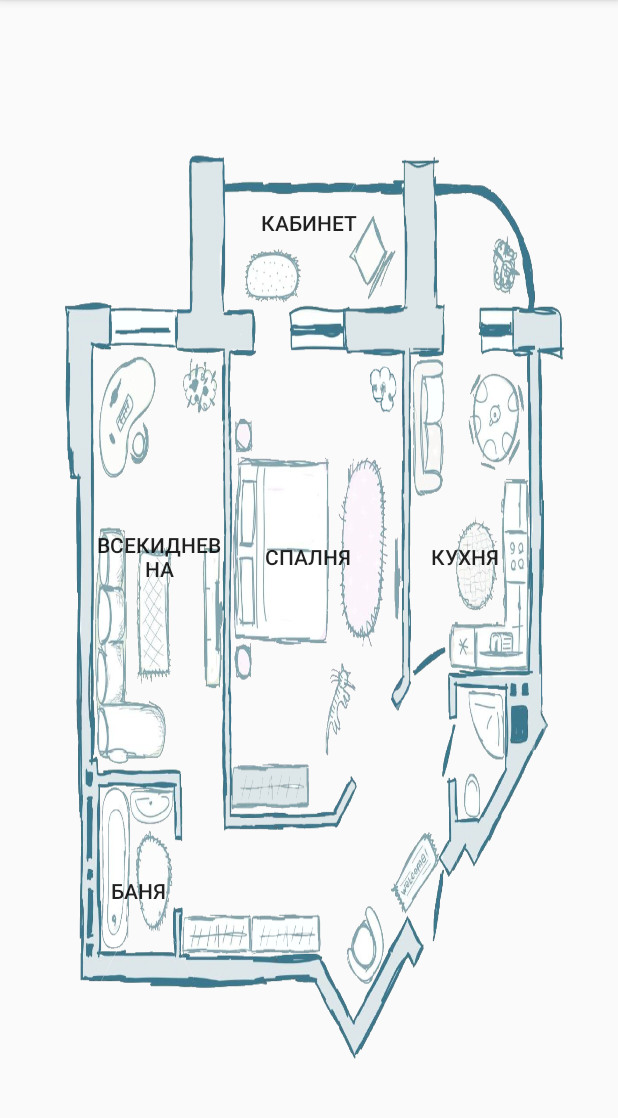
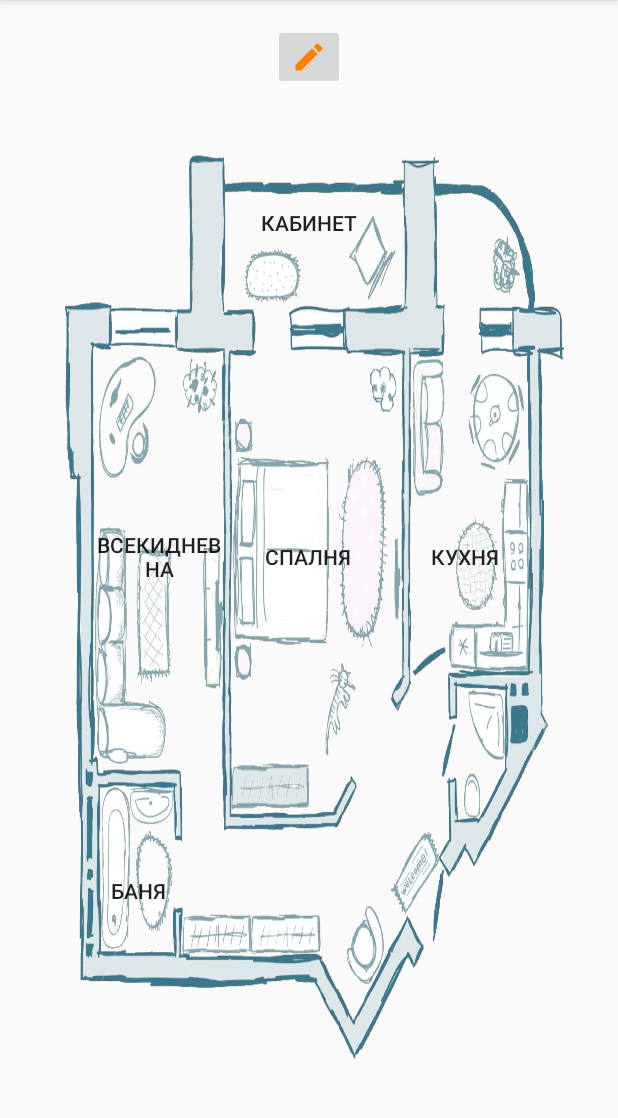
Before and after one commit to JennnyPash/Test, an Android app: the HomeActivity screen opened directly, with no data from a screen before it, on a phone screen of 412 x 824 dp, the part 84-1202 px from its top. Run offline under Robolectric (Android 15) with nearby library versions, the phone set to English and light mode, and no system bars; our stand-ins replace data binding; 1 statement that could not run was skipped.

Commit message:
click edit button for editing project name

```diff
--- a/MyHome/app/src/main/res/layout/activity_home.xml
+++ b/MyHome/app/src/main/res/layout/activity_home.xml
@@ -16,14 +16,23 @@
         android:paddingRight="@dimen/activity_horizontal_margin"
         android:paddingTop="@dimen/activity_vertical_margin"
         tools:context="com.jenny.myhome.HomeActivity">
-        <TextView
-            android:layout_width="wrap_content"
+        <LinearLayout
+            android:layout_width="match_parent"
             android:layout_height="wrap_content"
-            android:layout_centerHorizontal="true"
-            android:gravity="top"
-            android:text="@{project.name}"
-            android:textAppearance="@style/Base.TextAppearance.AppCompat.Large"
-            android:onClick="onProjectNameClick" />
+            android:orientation="horizontal"
+            android:gravity="center">
+            <TextView
+                android:layout_width="wrap_content"
+                android:layout_height="wrap_content"
+                android:text="@{project.name}"
+                android:textAppearance="@style/Base.TextAppearance.AppCompat.Large"
+                android:onClick="onProjectNameClick" />
+            <ImageButton
+                android:layout_width="wrap_content"
+                android:layout_height="wrap_content"
+                android:onClick="onProjectNameClick"
+                android:src="@drawable/ic_create_orange_24dp"/>
+        </LinearLayout>
         <TableLayout
             android:layout_width="wrap_content"
             android:layout_height="wrap_content"
```
Also changed, not shown: MyHome/app/src/main/res/layout/activity_home_summary.xml (+15 -5 lines).
